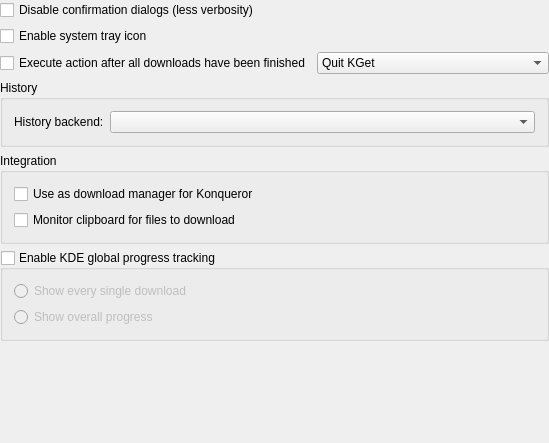
Above: conf/dlgadvanced.ui from KDE/kget before the change. Below: the same form after it.
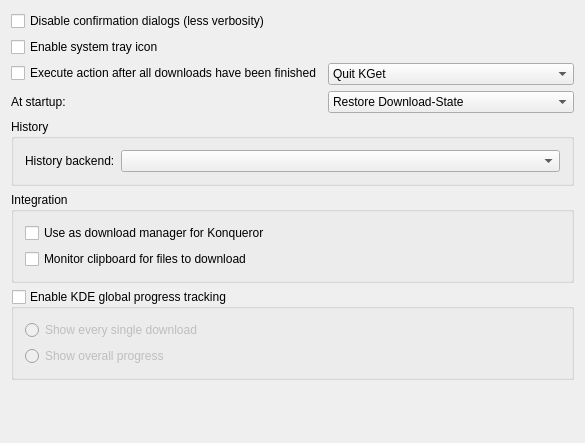
That is the form after the change. Custom widgets are drawn as their Qt base class.

Commit message: Add an option to decide whether the Transfer-states should be restored, started or stopped...

The edit to the form file:
```diff
--- a/conf/dlgadvanced.ui
+++ b/conf/dlgadvanced.ui
@@ -5,14 +5,11 @@
    <rect>
     <x>0</x>
     <y>0</y>
-    <width>549</width>
+    <width>585</width>
     <height>443</height>
    </rect>
   </property>
   <layout class="QVBoxLayout" name="verticalLayout" >
-   <property name="margin" >
-    <number>0</number>
-   </property>
    <item>
     <widget class="QCheckBox" name="kcfg_ExpertMode" >
      <property name="text" >
@@ -28,15 +25,15 @@
     </widget>
    </item>
    <item>
-    <layout class="QHBoxLayout" name="horizontalLayout" >
-     <item>
+    <layout class="QFormLayout" name="formLayout_2" >
+     <item row="0" column="0" >
       <widget class="QCheckBox" name="kcfg_AfterFinishActionEnabled" >
        <property name="text" >
         <string>Execute action after all downloads have been finished</string>
        </property>
       </widget>
      </item>
-     <item>
+     <item row="0" column="1" >
       <widget class="KComboBox" name="kcfg_AfterFinishAction" >
        <item>
         <property name="text" >
@@ -45,6 +42,32 @@
        </item>
       </widget>
      </item>
+     <item row="1" column="0" >
+      <widget class="QLabel" name="label_2" >
+       <property name="text" >
+        <string>At startup:</string>
+       </property>
+      </widget>
+     </item>
+     <item row="1" column="1" >
+      <widget class="KComboBox" name="kcfg_StartupAction" >
+       <item>
+        <property name="text" >
+         <string>Restore Download-State</string>
+        </property>
+       </item>
+       <item>
+        <property name="text" >
+         <string>Start all Downloads</string>
+        </property>
+       </item>
+       <item>
+        <property name="text" >
+         <string>Stop all Downloads</string>
+        </property>
+       </item>
+      </widget>
+     </item>
     </layout>
    </item>
    <item>
```
The commit also changes 6 other files.
